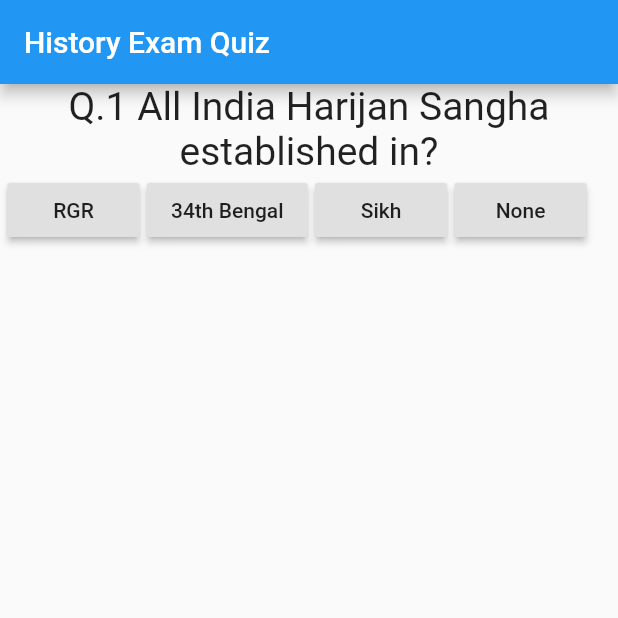
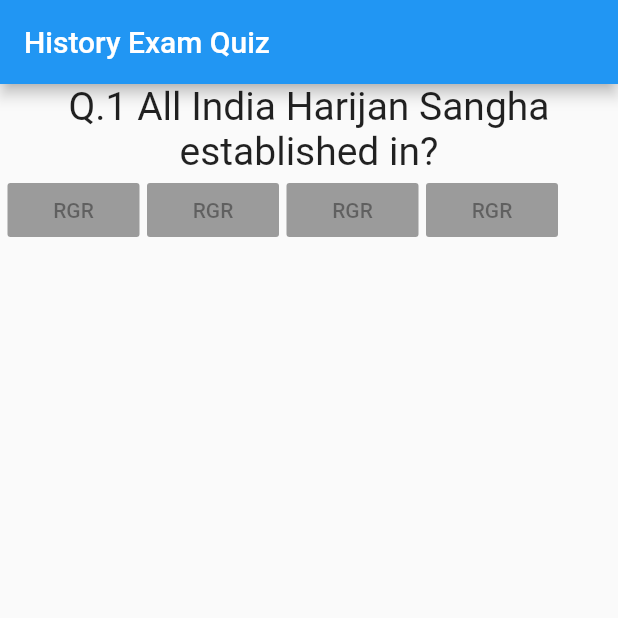
Before and after one commit to devendermahto/flutter_complete_guide, a Flutter app: the screen it shows after launch, on a phone screen of 412 x 824 dp, the top half of it. Run offline on Flutter 3.47's test engine with Material 2 defaults, Android fonts, the phone set to English and light mode, and no system bars.

Commit message:
container Row

```diff
--- /dev/null
+++ b/lib/answer.dart
@@ -0,0 +1,18 @@
+import 'package:flutter/material.dart';
+
+class Answer extends StatelessWidget {
+  @override
+  Widget build(BuildContext context) {
+    return Container(
+      // width: double.infinity,
+      margin: const EdgeInsets.only(
+        left: 5.0,
+      ),
+      child: RaisedButton(
+        color: Colors.blue,
+        child: Text('RGR'),
+        onPressed: null,
+      ),
+    );
+  }
+}
--- a/lib/main.dart
+++ b/lib/main.dart
@@ -1,5 +1,6 @@
 import 'package:flutter/material.dart';
 import './question.dart';
+import './answer.dart';
 
 void main() {
   runApp(MyApp());
@@ -43,48 +44,14 @@ class MyAppState extends State<MyApp> {
               Question(questions[questionIndex]),
               Row(
                 children: [
-                Container(
-                  margin: const EdgeInsets.only(
-                    left: 5.0,
-                  ),
-                  child: RaisedButton(
-                    child: Text('RGR'),
-                    onPressed: answerQuestion,
-                  ),
-                ),
-                Container(
-                  margin: const EdgeInsets.only(
-                    left: 5.0,
-                  ),
-                  child: RaisedButton(
-                    child: Text('34th Bengal'),
-                    onPressed: answerQuestion,
-                  ),
-                ),
-                Container(
-                  margin: const EdgeInsets.only(
-                    left: 5.0,
-                  ),
-                  child: RaisedButton(
-                    child: Text('Sikh'),
-                    onPressed: answerQuestion,
-                  ),
-                ),
-                Container(
-                  margin: const EdgeInsets.only(
-                    left: 5.0,
-                    right: 0,
-                  ),
-                  child: RaisedButton(
-                    child: Text('None'),
-                    onPressed: answerQuestion,
-                  ),
-                ),
+                  Answer(),
+                  Answer(),
+                  Answer(),
+                  Answer(),
                 ],
               ),
             ],
-        ),
-      ),
+          )),
     );
   }
 }
```
Lines whose indentation alone changed are shown as unchanged.
